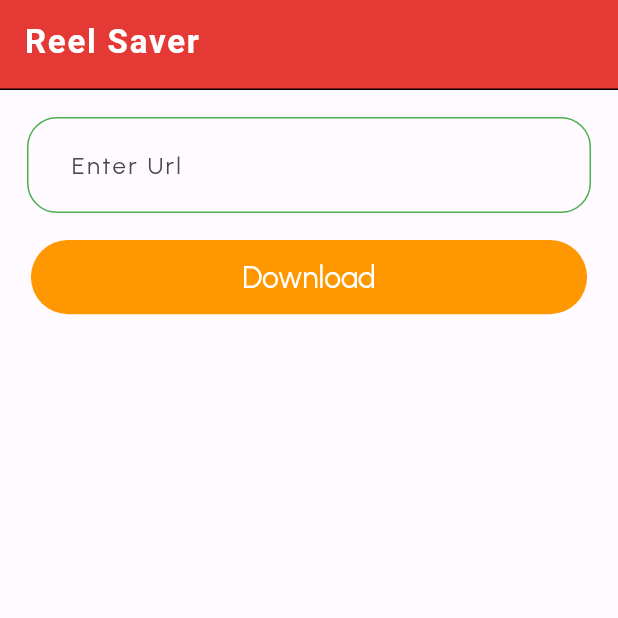
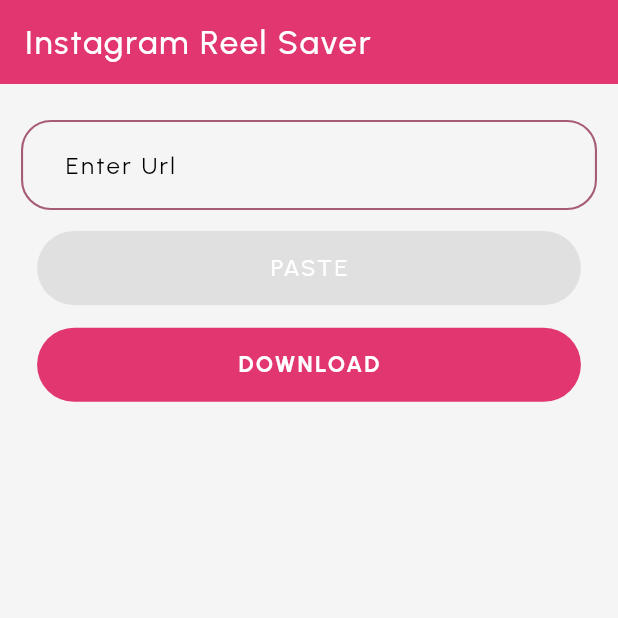
Before and after one commit to Vrushabh102/instagram_reel_saver, a Flutter app: the screen it shows after launch, on a phone screen of 412 x 824 dp, the top half of it. Run offline on Flutter 3.47's test engine with Material 3 defaults, Android fonts, the phone set to English and light mode, and no system bars; missing offline and left inert: flutter_file_downloader, receive_sharing_intent.

Commit message:
added ui models

```diff
--- a/lib/screens/home_screen.dart
+++ b/lib/screens/home_screen.dart
@@ -6,7 +6,6 @@
 import 'package:instagram_reel_saver/services/Fetch.dart';
 import 'package:flutter_file_downloader/flutter_file_downloader.dart';
 import 'package:instagram_reel_saver/styles/button.dart';
-import 'package:instagram_reel_saver/styles/text.dart';
 import 'package:receive_sharing_intent/receive_sharing_intent.dart';
 import 'package:instagram_reel_saver/styles/input_decoration.dart';
 
@@ -28,7 +27,7 @@
   bool showPasteButtonOrNot = false;
 
   ClipboardData? data;
-  bool isClipBoardNull = false;
+  bool isClipBoardNull = true;
 
   @override
   void initState() {
@@ -47,8 +46,7 @@
           if (linkThroughListener != null) {
             _controller.text = linkThroughListener!;
           }
-        }
-        catch(error) {
+        } catch (error) {
           // do nothing
         }
         ReceiveSharingIntent.reset();
@@ -61,32 +59,53 @@
     if (data != null) {
       setState(() {
         showPasteButtonOrNot = true;
+        isClipBoardNull = false;
       });
     }
   }
 
-  Widget showPasteButton(String url, BuildContext context) {
-    isClipBoardNull = (data != null);
+  Widget showPasteButton(BuildContext context) {
     return ElevatedButton(
-      onPressed: isClipBoardNull
+        onPressed: showPasteButtonOrNot
             ? () {
                 setState(() {
-                _controller.text = url;
+                  _controller.text = data!.text.toString();
                 });
               }
             : null,
-      style: isClipBoardNull ? validPasteButtonStyle : inValidPasteButtonStyle,
-      child: const Icon(
-        Icons.paste_rounded,
+        style: isClipBoardNull
+            ? invalidPasteButtonStyle(context).copyWith(
+                backgroundColor: MaterialStatePropertyAll(
+                    Theme.of(context).brightness == Brightness.light
+                        ? Colors.grey[300]
+                        : Colors.grey[400]))
+            : validPasteButtonStyle(context),
+        child: const Text(
+          'PASTE',
+          style: TextStyle(
               color: Colors.white,
-      ),
-    );
+              letterSpacing: 1.5,
+              fontFamily: 'Urbanist',
+              fontSize: 16),
+        ));
   }
 
   void showSnackbar(String message) {
     ScaffoldMessenger.of(context).showSnackBar(SnackBar(
-      content: Text(message),
+      content: Container(
+        padding: const EdgeInsets.fromLTRB(25, 16, 16, 16),
+        decoration: const BoxDecoration(
+          color: const Color.fromARGB(255, 225, 54, 111),
+          borderRadius: BorderRadius.all(Radius.circular(18)),
+        ),
+        child: Text(
+          message,
+          style: const TextStyle(color: Colors.white, fontSize: 17),
+        ),
+      ),
       behavior: SnackBarBehavior.floating,
+      backgroundColor: Colors.transparent,
+      elevation: 0,
     ));
   }
 
@@ -96,17 +115,28 @@
   final TextEditingController _controller = TextEditingController();
   Widget _buildTextFormField() {
     // Instance of Ui clas to build the ui for InputTextField
-    Ui buildUi = Ui();
     return Form(
       key: formKey,
-      child: Padding(
-        padding: const EdgeInsets.all(4.0),
       child: TextFormField(
         controller: _controller,
-          decoration: buildUi.buildInputDecoration(),
+        decoration: buildInputDecoration(context).copyWith(
+            suffixIcon: _controller.text != ''
+                ? IconButton(
+                    onPressed: () {
+                      setState(() {
+                        _controller.text = '';
+                      });
+                    },
+                    icon: Icon(
+                      Icons.clear,
+                      color: Theme.of(context).brightness == Brightness.light
+                          ? Colors.black
+                          : Colors.white,
+                    ))
+                : null),
         onChanged: (value) {
           setState(() {
-              _buildFirstRow(context);
+            _buildFirstRow();
           });
         },
         validator: (value) {
@@ -127,37 +157,18 @@
           url = value;
         },
       ),
-      ),
     );
   }
 
-  Widget _buildFirstRow(BuildContext context) {
+  Widget _buildFirstRow() {
     return Row(
       children: [
         // TextInputField
         Expanded(
             child: Container(
-          width: 385,
           margin: const EdgeInsets.all(4),
           child: _buildTextFormField(),
         )),
-        if (_controller.text != '')
-          IconButton(
-            onPressed: () async {
-              setState(() {
-                _controller.text = '';
-              });
-            },
-            style: downloadButtonStyle.copyWith(
-                minimumSize: MaterialStatePropertyAll(
-              Size(MediaQuery.of(context).size.width * 0.18,
-                  MediaQuery.of(context).size.height * 0.065),
-            )),
-            icon: const Icon(
-              Icons.clear,
-              color: Colors.white,
-            ),
-          ),
       ],
     );
   }
@@ -173,8 +184,6 @@
 
   // function to download the video from provided url
   void downloadVideo(String downloadableUrl) {
-    String defaultFileName = 'Instagram Reel';
-
     FileDownloader.downloadFile(
       url: downloadableUrl,
       onDownloadError: (String error) {
@@ -182,12 +191,12 @@
         _progress = null;
       },
       onDownloadCompleted: (String path) {
-        showSnackbar('Downloaded at $path');
+        showSnackbar('Downloaded Successfully');
         setState(() {
           _progress = null;
         });
       },
-      name: defaultFileName,
+      name: DateTime.now().microsecondsSinceEpoch.toString(),
       onProgress: (fileName, progress) {
         setState(() {
           _progress = progress;
@@ -215,54 +224,46 @@
   // Main Build Function
   @override
   Widget build(BuildContext context) {
-    var height = MediaQuery.of(context).size.height;
-    var width = MediaQuery.of(context).size.width;
     return Scaffold(
       appBar: AppBar(
-        // todo appbar customizations
+        foregroundColor: Colors.white,
+        backgroundColor: const Color.fromARGB(255, 225, 54, 111),
         title: const Text(
-          'Reel Saver',
+          'Instagram Reel Saver',
           style: TextStyle(
-              color: Colors.white,
-              fontWeight: FontWeight.bold,
-              letterSpacing: 1.2),
-        ),
-        backgroundColor: Colors.red[600],
-        iconTheme: const IconThemeData(color: Colors.white),
-        bottom: PreferredSize(
-          preferredSize: const Size.fromHeight(4.0),
-          child: Container(
-            color: Colors.black,
-            height: 1,
-          ),
+              fontFamily: 'Urbanist',
+              letterSpacing: 1.2,
+              fontWeight: FontWeight.w500),
         ),
       ),
       body: Container(
-        color: Colors.white38,
+        color: Theme.of(context).brightness == Brightness.light
+            ? Colors.grey[100]
+            : const Color.fromARGB(255, 18, 17, 17),
         padding: const EdgeInsets.all(10),
 
         // parent column
         child: Column(
+          mainAxisAlignment: MainAxisAlignment.start,
           children: [
+            const SizedBox(height: 10),
             // Row for TextFormField
-            _buildFirstRow(context),
+            _buildFirstRow(),
 
-            if (data != null)
+            const SizedBox(height: 10),
             // paste button to paste text from pasted from the clipboard
-              showPasteButton(data!.text.toString(), context),
-            const SizedBox(
-              height: 10,
-            ),
+            showPasteButton(context),
+            const SizedBox(height: 15),
 
             // download button with validation
             _progress != null
-                ? const CircularProgressIndicator()
+                ? const CircularProgressIndicator(
+                    color: const Color.fromARGB(255, 202, 75, 118))
                 : ElevatedButton(
                     onPressed: () async {
                       ClipboardData? data =
                           await Clipboard.getData('text/plain');
-                      if (data != null) {
-                      }
+                      if (data != null) {}
                       if (formKey.currentState!.validate()) {
                         formKey.currentState!.save();
 
@@ -273,14 +274,14 @@
                       }
                     },
                     // using buttonStyle from created styles
-                    style: downloadButtonStyle.copyWith(
-                        minimumSize: MaterialStatePropertyAll(
-                            Size(width * 0.9, height * 0.06))),
-
+                    style: downloadButtonStyle(context),
                     child: const Text(
-                      'Download',
+                      'DOWNLOAD',
                       //style: TextStyle(fontSize: 20, color: Colors.white),
-                      style: downloadButtonTextStyle,
+                      style: TextStyle(
+                          color: Colors.white,
+                          letterSpacing: 1.5,
+                          fontSize: 15),
                     ),
                   ),
           ],
--- a/lib/styles/button.dart
+++ b/lib/styles/button.dart
@@ -1,19 +1,47 @@
 import 'package:flutter/material.dart';
 
-final ButtonStyle downloadButtonStyle = ElevatedButton.styleFrom(
-  textStyle: const TextStyle(
-    fontFamily: 'Urbanist',
-  ),
-  backgroundColor: Colors.orange,
-  elevation: 0,
-);
+ButtonStyle clearButtonStyle(BuildContext context) {
+  return ElevatedButton.styleFrom(
+      minimumSize: Size(MediaQuery.of(context).size.width * 0.15,
+          MediaQuery.of(context).size.height * 0.065),
+      backgroundColor: Theme.of(context).brightness == Brightness.light
+          ? Colors.grey
+          : Colors.black,
+      shape: RoundedRectangleBorder(
+        borderRadius: BorderRadius.circular(18),
+      ));
+}
 
-final ButtonStyle validPasteButtonStyle = ElevatedButton.styleFrom(
-  backgroundColor: Colors.orange,
-  elevation: 0,
-);
+ButtonStyle downloadButtonStyle(BuildContext context) {
+  return ElevatedButton.styleFrom(
+      textStyle:
+          const TextStyle(fontFamily: 'Urbanist', fontWeight: FontWeight.w700),
+      backgroundColor: Color.fromARGB(255, 225, 54, 111),
+      elevation: 0,
+      shape: RoundedRectangleBorder(borderRadius: BorderRadius.circular(34)),
+      minimumSize: Size(MediaQuery.of(context).size.width * 0.88,
+          MediaQuery.of(context).size.height * 0.06));
+}
 
-final ButtonStyle inValidPasteButtonStyle = ElevatedButton.styleFrom(
-  backgroundColor: Colors.orange[100],
-  elevation: 0,
-);
+ButtonStyle validPasteButtonStyle(BuildContext context) {
+  return ElevatedButton.styleFrom(
+      backgroundColor: Theme.of(context).brightness == Brightness.light
+          ? Colors.grey[600]
+          : const Color.fromARGB(255, 49, 47, 47),
+      elevation: 0,
+      minimumSize: Size(MediaQuery.of(context).size.width * 0.88,
+          MediaQuery.of(context).size.height * 0.06),
+      shape: RoundedRectangleBorder(
+        borderRadius: BorderRadius.circular(34),
+      ));
+}
+
+ButtonStyle invalidPasteButtonStyle(BuildContext context) {
+  return ElevatedButton.styleFrom(
+      elevation: 0,
+      minimumSize: Size(MediaQuery.of(context).size.width * 0.88,
+          MediaQuery.of(context).size.height * 0.06),
+      shape: RoundedRectangleBorder(
+        borderRadius: BorderRadius.circular(34),
+      ));
+}
--- a/lib/styles/input_decoration.dart
+++ b/lib/styles/input_decoration.dart
@@ -1,29 +1,32 @@
 import 'package:flutter/material.dart';
 
-class Ui {
-  InputDecoration buildInputDecoration() {
-    return const InputDecoration(
+InputDecoration buildInputDecoration(BuildContext context) {
+  return InputDecoration(
     hintText: 'Enter Url',
-      hintStyle: TextStyle(letterSpacing: 1.6, fontFamily: 'Urbanist'),
-      contentPadding: EdgeInsets.fromLTRB(25, 20, 25, 20),
+    hintStyle: TextStyle(
+        letterSpacing: 1.6,
+        fontFamily: 'Urbanist',
+        color: Theme.of(context).brightness == Brightness.light
+            ? Colors.black
+            : Colors.white),
+    contentPadding: const EdgeInsets.fromLTRB(25, 18, 25, 18),
     fillColor: Colors.amber,
-      border: OutlineInputBorder(
+    border: const OutlineInputBorder(
       borderRadius: BorderRadius.all(Radius.circular(20)),
     ),
-      focusedBorder: OutlineInputBorder(
+    focusedBorder: const OutlineInputBorder(
       borderSide: BorderSide(
-          color: Colors.orange,
+        color: Colors.pink,
         width: 2,
       ),
       borderRadius: BorderRadius.all(Radius.circular(20)),
     ),
-      enabledBorder: OutlineInputBorder(
+    enabledBorder: const OutlineInputBorder(
       borderSide: BorderSide(
-          color: Colors.green,
-          width: 1,
+        color: Color.fromARGB(255, 166, 92, 115),
+        width: 1.4,
       ),
       borderRadius: BorderRadius.all(Radius.circular(20)),
     ),
   );
 }
-}
--- a/lib/styles/text.dart
+++ /dev/null
@@ -1,14 +0,0 @@
-import 'package:flutter/material.dart';
-
-const TextStyle downloadButtonTextStyle = TextStyle(
-  color: Colors.white,
-  fontSize: 20,
-);
-
-const TextStyle validPasteButtonTextStyle = TextStyle(
-  color: Colors.red,
-);
-
-TextStyle inValidPasteButtonTextStyle = validPasteButtonTextStyle.copyWith(
-  backgroundColor: Colors.orange[100],
-);
```
Also changed, not shown: lib/main.dart (+6 -2 lines), lib/themes/themes.dart (added, +9 -0 lines), pubspec.yaml (+7 -0 lines), assets/logo.png (added), lib/styles/appbar.dart (deleted), pubspec.lock, 35 other files. Lines whose indentation alone changed are shown as unchanged.
